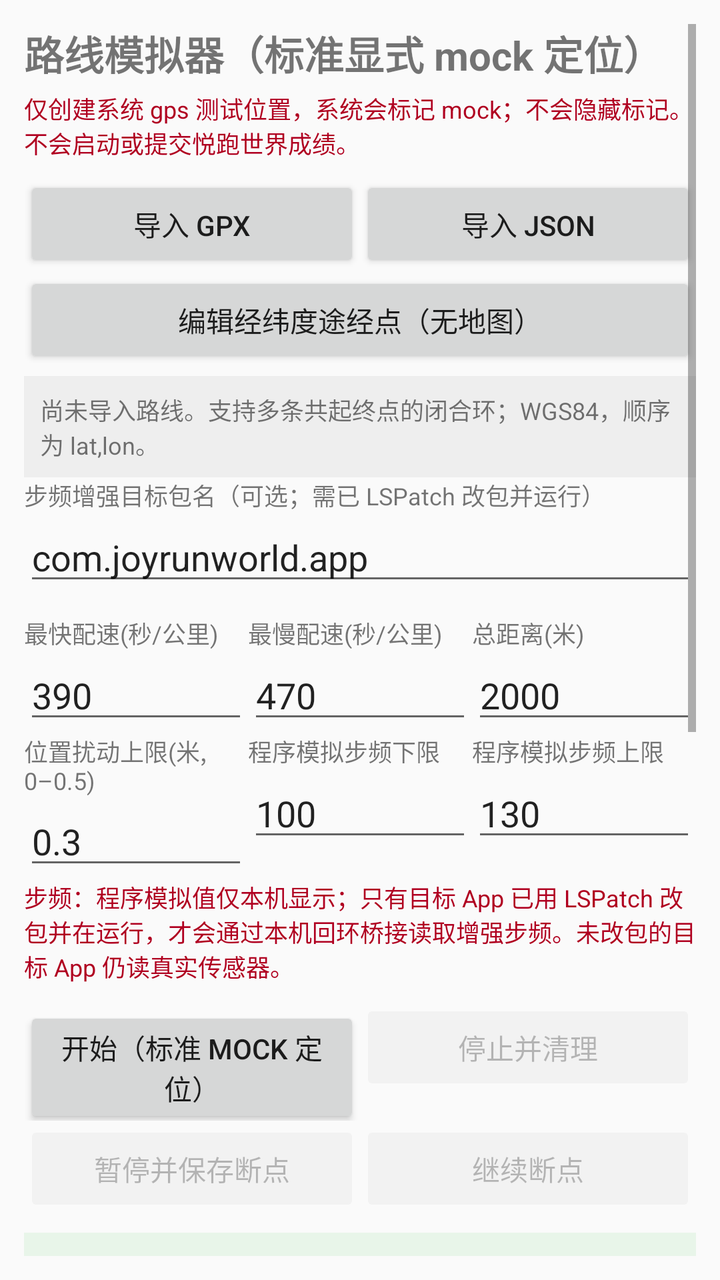
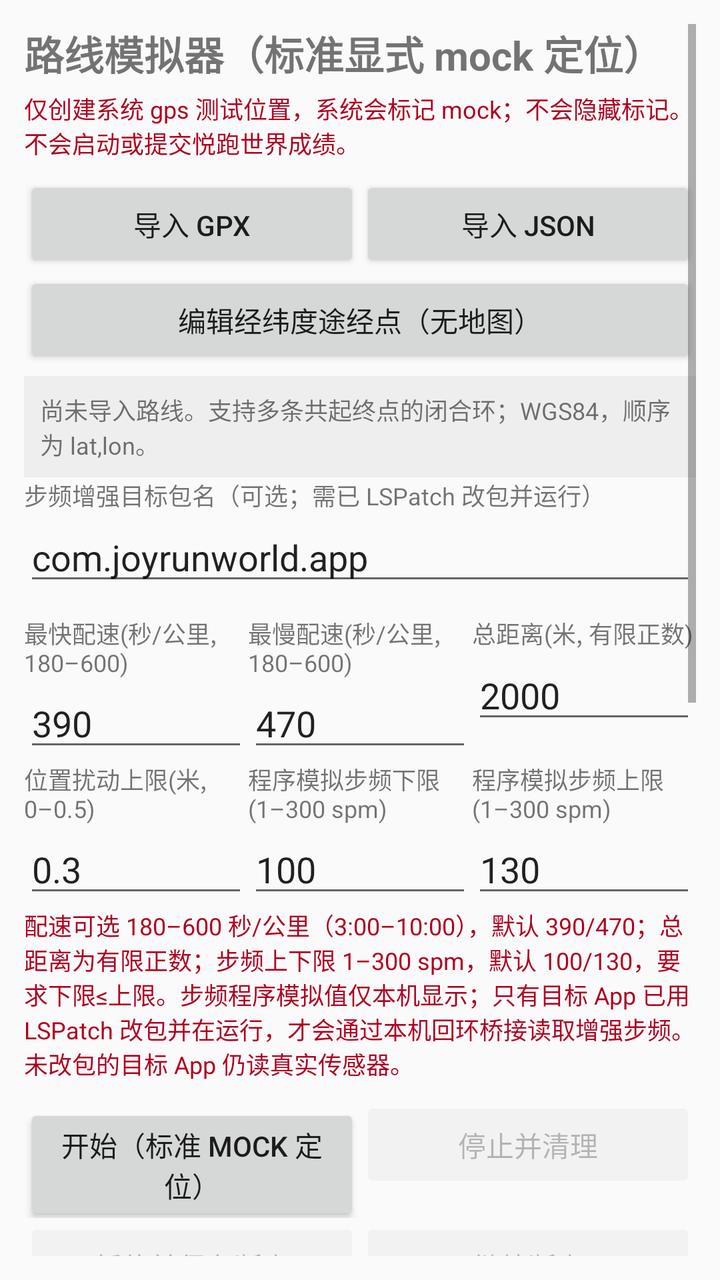

Before-and-after screenshots of an Android layout around one commit, followed by the original layout XML and the change that was made.
<!-- AndroidManifest.xml: application theme AppTheme -->
<!-- res/layout/activity_main.xml -->
<?xml version="1.0" encoding="utf-8"?>
<ScrollView xmlns:android="http://schemas.android.com/apk/res/android"
    android:layout_width="match_parent"
    android:layout_height="match_parent"
    android:fillViewport="true"
    android:padding="12dp">

    <LinearLayout
        android:layout_width="match_parent"
        android:layout_height="wrap_content"
        android:orientation="vertical">

        <TextView
            android:layout_width="match_parent"
            android:layout_height="wrap_content"
            android:text="路线模拟器（标准显式 mock 定位）"
            android:textSize="20sp"
            android:textStyle="bold" />

        <TextView
            android:layout_width="match_parent"
            android:layout_height="wrap_content"
            android:layout_marginTop="4dp"
            android:text="仅创建系统 gps 测试位置，系统会标记 mock；不会隐藏标记。不会启动或提交悦跑世界成绩。"
            android:textColor="#B00020"
            android:textSize="12sp" />

        <LinearLayout
            android:layout_width="match_parent"
            android:layout_height="wrap_content"
            android:layout_marginTop="8dp"
            android:orientation="horizontal">

            <Button
                android:id="@+id/btnImportGpx"
                android:layout_width="0dp"
                android:layout_height="wrap_content"
                android:layout_weight="1"
                android:text="导入 GPX" />

            <Button
                android:id="@+id/btnImportJson"
                android:layout_width="0dp"
                android:layout_height="wrap_content"
                android:layout_weight="1"
                android:text="导入 JSON" />
        </LinearLayout>

        <Button
            android:id="@+id/btnEditRoute"
            android:layout_width="match_parent"
            android:layout_height="wrap_content"
            android:text="编辑经纬度途经点（无地图）" />

        <TextView
            android:id="@+id/tvRoute"
            android:layout_width="match_parent"
            android:layout_height="wrap_content"
            android:layout_marginTop="4dp"
            android:background="#EEEEEE"
            android:padding="8dp"
            android:text="尚未导入路线。支持多条共起终点的闭合环；WGS84，顺序为 lat,lon。"
            android:textSize="12sp" />

        <TextView android:layout_width="match_parent" android:layout_height="wrap_content" android:text="步频增强目标包名（可选；需已 LSPatch 改包并运行）" android:textSize="12sp" />
        <EditText
            android:id="@+id/etTargetPkg"
            android:layout_width="match_parent"
            android:layout_height="wrap_content"
            android:inputType="text"
            android:text="com.joyrunworld.app" />

        <LinearLayout
            android:layout_width="match_parent"
            android:layout_height="wrap_content"
            android:layout_marginTop="10dp"
            android:orientation="horizontal">

            <LinearLayout
                android:layout_width="0dp"
                android:layout_height="wrap_content"
                android:layout_weight="1"
                android:orientation="vertical">
                <TextView android:layout_width="match_parent" android:layout_height="wrap_content" android:text="最快配速(秒/公里)" android:textSize="12sp" />
                <EditText
                    android:id="@+id/etFast"
                    android:layout_width="match_parent"
                    android:layout_height="wrap_content"
                    android:inputType="numberDecimal"
                    android:text="390" />
            </LinearLayout>

            <LinearLayout
                android:layout_width="0dp"
                android:layout_height="wrap_content"
                android:layout_weight="1"
                android:orientation="vertical">
                <TextView android:layout_width="match_parent" android:layout_height="wrap_content" android:text="最慢配速(秒/公里)" android:textSize="12sp" />
                <EditText
                    android:id="@+id/etSlow"
                    android:layout_width="match_parent"
                    android:layout_height="wrap_content"
                    android:inputType="numberDecimal"
                    android:text="470" />
            </LinearLayout>

            <LinearLayout
                android:layout_width="0dp"
                android:layout_height="wrap_content"
                android:layout_weight="1"
                android:orientation="vertical">
                <TextView android:layout_width="match_parent" android:layout_height="wrap_content" android:text="总距离(米)" android:textSize="12sp" />
                <EditText
                    android:id="@+id/etDistance"
                    android:layout_width="match_parent"
                    android:layout_height="wrap_content"
                    android:inputType="numberDecimal"
                    android:text="2000" />
            </LinearLayout>
        </LinearLayout>

        <LinearLayout
            android:layout_width="match_parent"
            android:layout_height="wrap_content"
            android:orientation="horizontal">

            <LinearLayout
                android:layout_width="0dp"
                android:layout_height="wrap_content"
                android:layout_weight="1"
                android:orientation="vertical">
                <TextView android:layout_width="match_parent" android:layout_height="wrap_content" android:text="位置扰动上限(米, 0–0.5)" android:textSize="12sp" />
                <EditText
                    android:id="@+id/etLateral"
                    android:layout_width="match_parent"
                    android:layout_height="wrap_content"
                    android:inputType="numberDecimal"
                    android:text="0.3" />
            </LinearLayout>

            <LinearLayout
                android:layout_width="0dp"
                android:layout_height="wrap_content"
                android:layout_weight="1"
                android:orientation="vertical">
                <TextView android:layout_width="match_parent" android:layout_height="wrap_content" android:text="程序模拟步频下限" android:textSize="12sp" />
                <EditText
                    android:id="@+id/etCadenceMin"
                    android:layout_width="match_parent"
                    android:layout_height="wrap_content"
                    android:inputType="numberDecimal"
                    android:text="100" />
            </LinearLayout>

            <LinearLayout
                android:layout_width="0dp"
                android:layout_height="wrap_content"
                android:layout_weight="1"
                android:orientation="vertical">
                <TextView android:layout_width="match_parent" android:layout_height="wrap_content" android:text="程序模拟步频上限" android:textSize="12sp" />
                <EditText
                    android:id="@+id/etCadenceMax"
                    android:layout_width="match_parent"
                    android:layout_height="wrap_content"
                    android:inputType="numberDecimal"
                    android:text="130" />
            </LinearLayout>
        </LinearLayout>

        <TextView
            android:layout_width="match_parent"
            android:layout_height="wrap_content"
            android:text="步频：程序模拟值仅本机显示；只有目标 App 已用 LSPatch 改包并在运行，才会通过本机回环桥接读取增强步频。未改包的目标 App 仍读真实传感器。"
            android:textColor="#B00020"
            android:textSize="12sp" />

        <LinearLayout
            android:layout_width="match_parent"
            android:layout_height="wrap_content"
            android:layout_marginTop="8dp"
            android:orientation="horizontal">

            <Button
                android:id="@+id/btnStart"
                android:layout_width="0dp"
                android:layout_height="wrap_content"
                android:layout_weight="1"
                android:text="开始（标准 mock 定位）" />

            <Button
                android:id="@+id/btnStop"
                android:layout_width="0dp"
                android:layout_height="wrap_content"
                android:layout_weight="1"
                android:enabled="false"
                android:text="停止并清理" />
        </LinearLayout>

        <LinearLayout
            android:layout_width="match_parent"
            android:layout_height="wrap_content"
            android:orientation="horizontal">

            <Button
                android:id="@+id/btnPause"
                android:layout_width="0dp"
                android:layout_height="wrap_content"
                android:layout_weight="1"
                android:enabled="false"
                android:text="暂停并保存断点" />

            <Button
                android:id="@+id/btnResume"
                android:layout_width="0dp"
                android:layout_height="wrap_content"
                android:layout_weight="1"
                android:enabled="false"
                android:text="继续断点" />
        </LinearLayout>

        <TextView
            android:id="@+id/tvState"
            android:layout_width="match_parent"
            android:layout_height="wrap_content"
            android:layout_marginTop="8dp"
            android:background="#E8F5E9"
            android:padding="8dp"
            android:text="状态：空闲"
            android:textSize="14sp"
            android:textStyle="bold" />

        <TextView
            android:id="@+id/tvLive"
            android:layout_width="match_parent"
            android:layout_height="wrap_content"
            android:layout_marginTop="4dp"
            android:fontFamily="monospace"
            android:text="距离 0 / 0 m\n模拟配速 —（非目标应用读数）\n程序模拟步频 —（增强需改包）\n路线 —  注入次数 0\n坐标 —  (WGS84)\n断点 无  步频桥 未启用"
            android:textSize="12sp" />

        <TextView
            android:layout_width="match_parent"
            android:layout_height="wrap_content"
            android:layout_marginTop="8dp"
            android:text="运行日志"
            android:textStyle="bold" />

        <TextView
            android:id="@+id/tvLog"
            android:layout_width="match_parent"
            android:layout_height="wrap_content"
            android:background="#F5F5F5"
            android:fontFamily="monospace"
            android:minLines="6"
            android:padding="6dp"
            android:textSize="11sp" />

        <TextView
            android:layout_width="match_parent"
            android:layout_height="wrap_content"
            android:layout_marginTop="8dp"
            android:text="限制与边界：\n• 使用 Android 标准 LocationManager 测试提供器，系统会显示 mock 标记。\n• 公开 API 无法枚举其他应用的测试提供器；启动前仅检查最近位置 mock 标记，冲突时中止。\n• 只移除本应用成功创建的 gps 提供器；清理失败会显示“清理失败”，不再报完成。\n• 程序步频仅本机显示；目标 App 必须已改包并运行才可能读到增强步频，未改包时仍读真实传感器。\n• 不 root、不隐藏 mock、不自动提交成绩。\n• P2 当前切片支持单条开放折线（端点原路折返）或共享交点闭环；随机路网、必经打卡点/顺序、随机起终点待后续。\n• 目标应用可能根据连续定位点自行计算速度；本工具不注入 speed 字段。"
            android:textColor="#444444"
            android:textSize="11sp" />
    </LinearLayout>
</ScrollView>
<!-- resources referenced by this layout -->
<resources>
  <style name="AppTheme" parent="@android:style/Theme.Material.Light.DarkActionBar">
          <item name="android:colorAccent">#2E7D32</item>
          <item name="android:windowActionModeOverlay">true</item>
      </style>
</resources>

<!-- the commit's change to res/layout/activity_main.xml (unified diff, before → after) -->
@@ -81,7 +81,7 @@
                 android:layout_height="wrap_content"
                 android:layout_weight="1"
                 android:orientation="vertical">
-                <TextView android:layout_width="match_parent" android:layout_height="wrap_content" android:text="最快配速(秒/公里)" android:textSize="12sp" />
+                <TextView android:layout_width="match_parent" android:layout_height="wrap_content" android:text="最快配速(秒/公里, 180–600)" android:textSize="12sp" />
                 <EditText
                     android:id="@+id/etFast"
                     android:layout_width="match_parent"
@@ -95,7 +95,7 @@
                 android:layout_height="wrap_content"
                 android:layout_weight="1"
                 android:orientation="vertical">
-                <TextView android:layout_width="match_parent" android:layout_height="wrap_content" android:text="最慢配速(秒/公里)" android:textSize="12sp" />
+                <TextView android:layout_width="match_parent" android:layout_height="wrap_content" android:text="最慢配速(秒/公里, 180–600)" android:textSize="12sp" />
                 <EditText
                     android:id="@+id/etSlow"
                     android:layout_width="match_parent"
@@ -109,7 +109,7 @@
                 android:layout_height="wrap_content"
                 android:layout_weight="1"
                 android:orientation="vertical">
-                <TextView android:layout_width="match_parent" android:layout_height="wrap_content" android:text="总距离(米)" android:textSize="12sp" />
+                <TextView android:layout_width="match_parent" android:layout_height="wrap_content" android:text="总距离(米, 有限正数)" android:textSize="12sp" />
                 <EditText
                     android:id="@+id/etDistance"
                     android:layout_width="match_parent"
@@ -143,7 +143,7 @@
                 android:layout_height="wrap_content"
                 android:layout_weight="1"
                 android:orientation="vertical">
-                <TextView android:layout_width="match_parent" android:layout_height="wrap_content" android:text="程序模拟步频下限" android:textSize="12sp" />
+                <TextView android:layout_width="match_parent" android:layout_height="wrap_content" android:text="程序模拟步频下限(1–300 spm)" android:textSize="12sp" />
                 <EditText
                     android:id="@+id/etCadenceMin"
                     android:layout_width="match_parent"
@@ -157,7 +157,7 @@
                 android:layout_height="wrap_content"
                 android:layout_weight="1"
                 android:orientation="vertical">
-                <TextView android:layout_width="match_parent" android:layout_height="wrap_content" android:text="程序模拟步频上限" android:textSize="12sp" />
+                <TextView android:layout_width="match_parent" android:layout_height="wrap_content" android:text="程序模拟步频上限(1–300 spm)" android:textSize="12sp" />
                 <EditText
                     android:id="@+id/etCadenceMax"
                     android:layout_width="match_parent"
@@ -170,7 +170,7 @@
         <TextView
             android:layout_width="match_parent"
             android:layout_height="wrap_content"
-            android:text="步频：程序模拟值仅本机显示；只有目标 App 已用 LSPatch 改包并在运行，才会通过本机回环桥接读取增强步频。未改包的目标 App 仍读真实传感器。"
+            android:text="配速可选 180–600 秒/公里（3:00–10:00），默认 390/470；总距离为有限正数；步频上下限 1–300 spm，默认 100/130，要求下限≤上限。步频程序模拟值仅本机显示；只有目标 App 已用 LSPatch 改包并在运行，才会通过本机回环桥接读取增强步频。未改包的目标 App 仍读真实传感器。"
             android:textColor="#B00020"
             android:textSize="12sp" />
 
